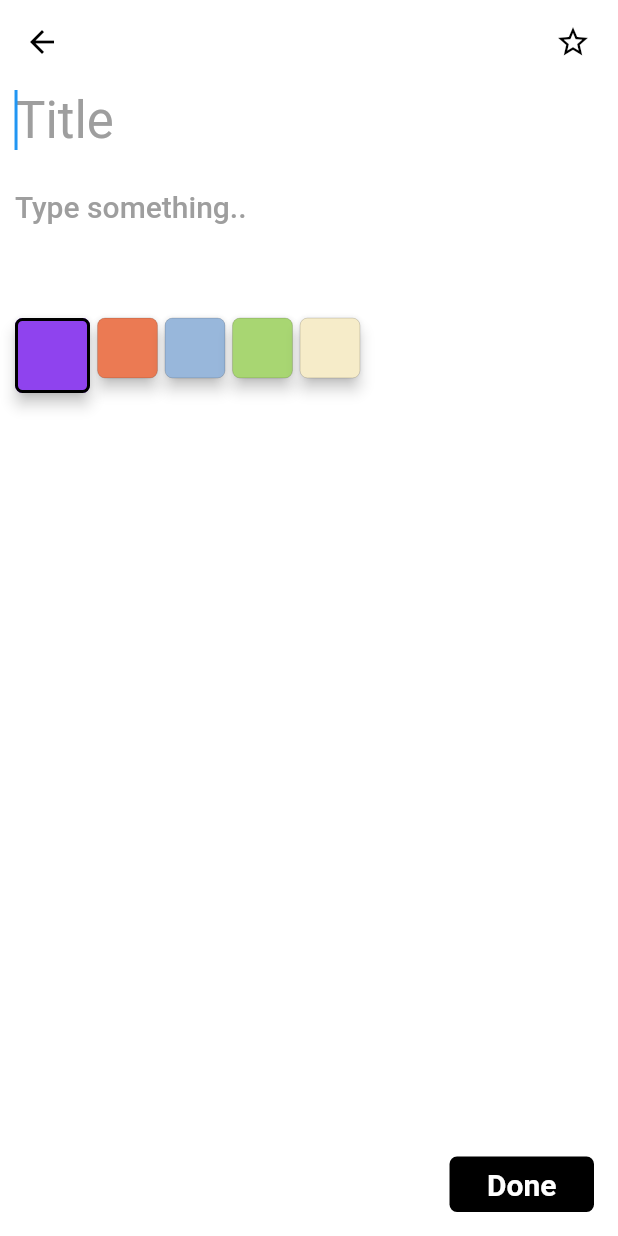
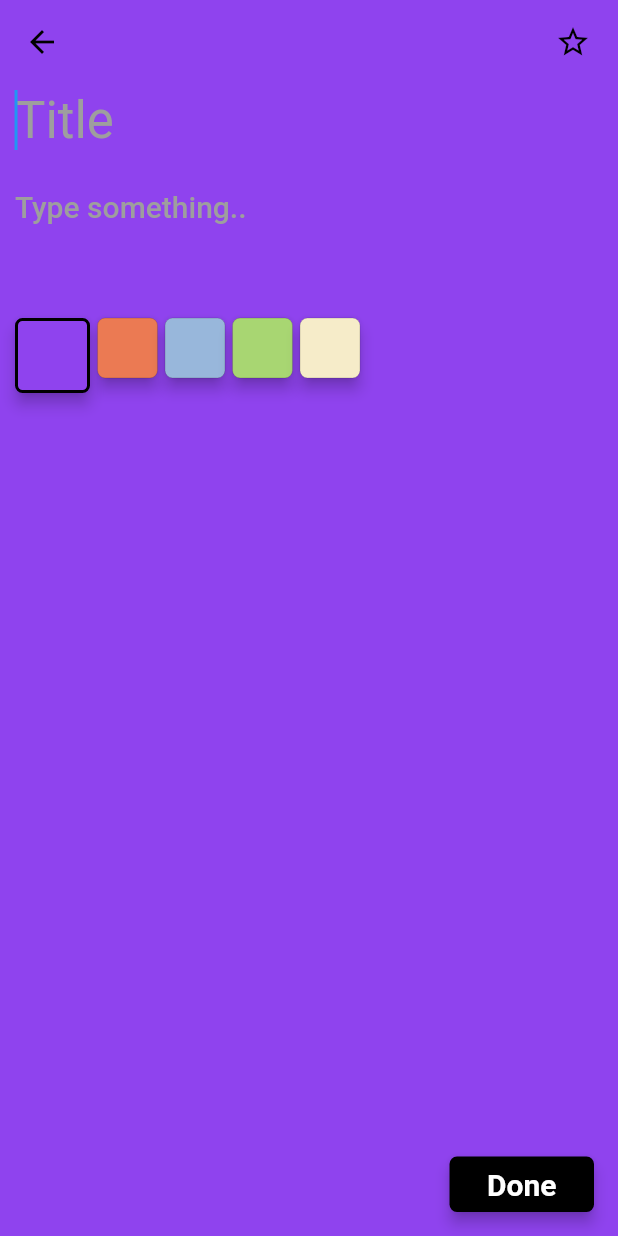
Before and after one commit to Akashrajark/note, a Flutter app: the screen it shows after launch, after a tap on the "add" icon, on a phone screen of 412 x 824 dp. Run offline on Flutter 3.47's test engine with Material 2 defaults, Android fonts, the phone set to English and light mode, and no system bars; our stand-ins replace isar; accounts and stored records are empty; generated files the repository leaves out were written again.

Commit message:
Color change on note typing screen

```diff
--- a/lib/main.dart
+++ b/lib/main.dart
@@ -13,7 +13,7 @@ void main() async {
         inputDecorationTheme: InputDecorationTheme(
           contentPadding: const EdgeInsets.all(0),
           filled: true,
-          fillColor: Colors.white,
+          fillColor: Colors.white.withOpacity(0),
           border: OutlineInputBorder(
             borderRadius: BorderRadius.circular(0),
             borderSide: BorderSide.none,
--- a/lib/widget/custome_button.dart
+++ b/lib/widget/custome_button.dart
@@ -1,25 +1,37 @@
 import 'package:flutter/material.dart';
 
+enum ButtonType { primary, secondary }
+
 class CustomButton extends StatelessWidget {
+  final ButtonType buttonType;
+  final String text;
   final Function() onTap;
   const CustomButton({
     super.key,
     required this.onTap,
+    required this.text,
+    this.buttonType = ButtonType.primary,
   });
 
   @override
   Widget build(BuildContext context) {
     return Material(
+      elevation: 4,
       borderRadius: BorderRadius.circular(5),
-      color: Colors.black,
+      color: buttonType == ButtonType.primary ? Colors.black : Colors.white,
       child: InkWell(
+        borderRadius: BorderRadius.circular(5),
+        splashColor:
+            buttonType == ButtonType.primary ? Colors.white : Colors.black,
         onTap: onTap,
         child: Padding(
           padding: const EdgeInsets.symmetric(horizontal: 25, vertical: 7),
           child: Text(
-            "Done",
+            text,
             style: Theme.of(context).textTheme.titleLarge!.copyWith(
-                  color: Colors.white,
+                  color: buttonType == ButtonType.primary
+                      ? Colors.white
+                      : Colors.black,
                   fontWeight: FontWeight.bold,
                 ),
           ),
```
Also changed, not shown: lib/screens/note_screen.dart (+35 -6 lines).
